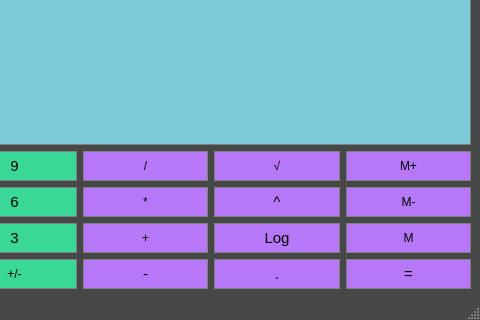
Before: the Qt Designer form calculator.ui in PhilipJovanovic00/FirstGuiCalculator, drawn with Qt 5; both pictures show x 320 to 800 and y 280 to 600 of the 800 by 600 pixel window.
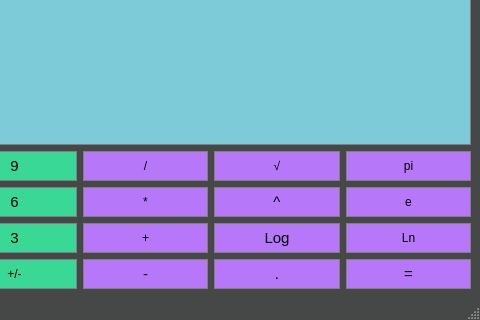
After: the same form once the commit is applied.

Commit message: Added Logarithm Naturalis, as well as values for pi and Eulers Number, also added comma input, for some numbers it creates infinite commas after it, but after calculating it is displayed in a rounded number, this is a minor problem that may be fixed later on. For this I added new Buttons such as Pi e and ln

The edit to the form file:
```diff
--- a/calculator.ui
+++ b/calculator.ui
@@ -50,7 +50,7 @@
 }</string>
       </property>
       <property name="text">
-       <string>M-</string>
+       <string>e</string>
       </property>
      </widget>
     </item>
@@ -247,7 +247,7 @@
 }</string>
       </property>
       <property name="text">
-       <string>M+</string>
+       <string>pi</string>
       </property>
      </widget>
     </item>
@@ -502,7 +502,7 @@
 }</string>
       </property>
       <property name="text">
-       <string>M</string>
+       <string>Ln</string>
       </property>
      </widget>
     </item>
```
Left out of the diff: 6 changed lines with no effect on the pictures. The commit also changes 2 other files.
